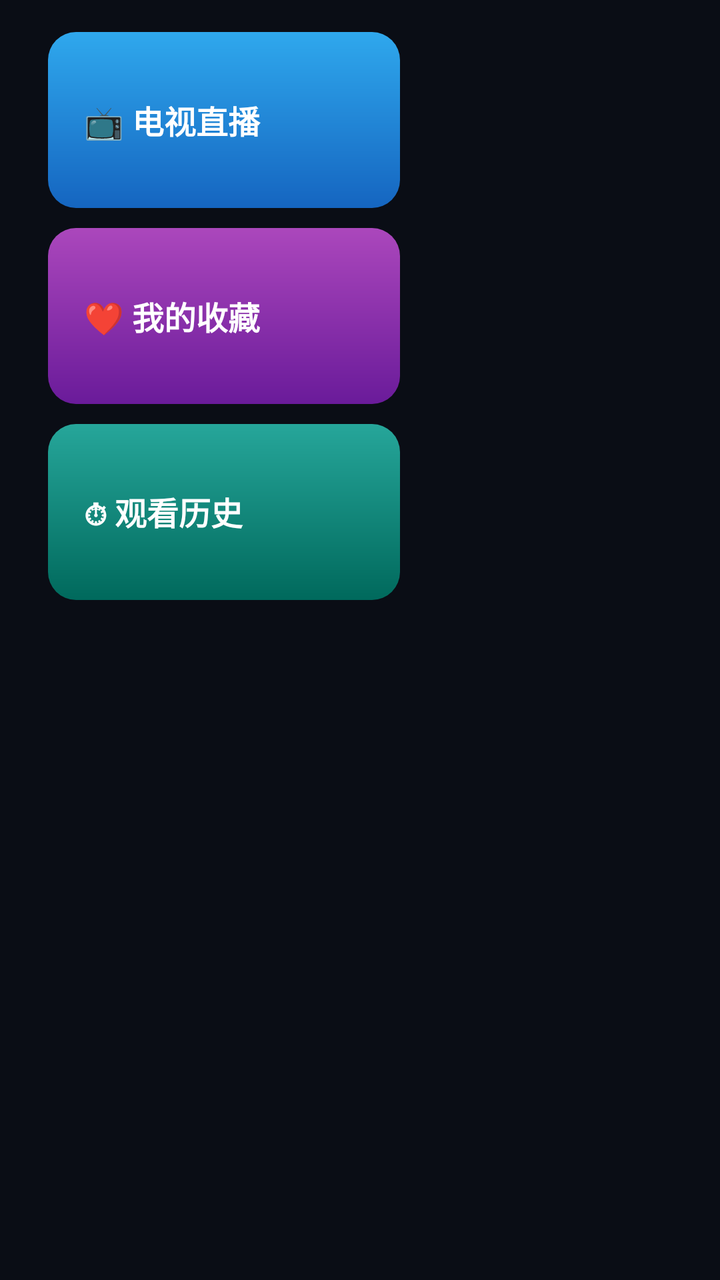
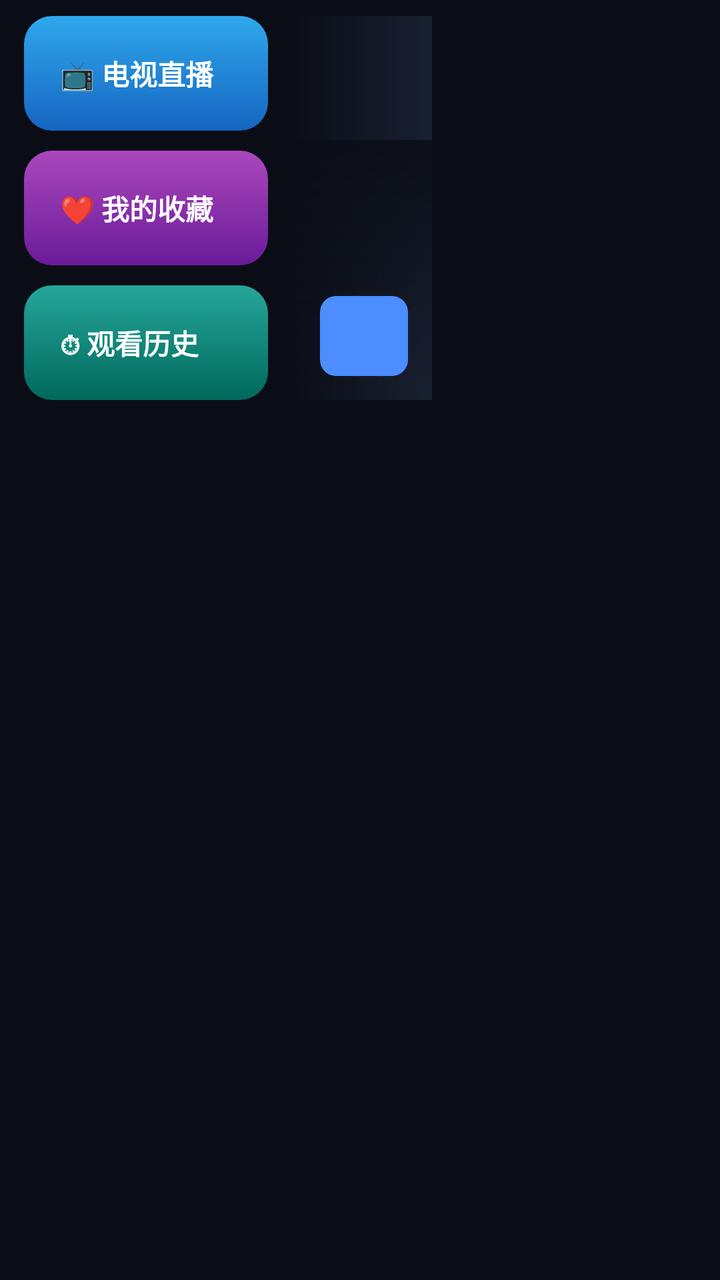

An Android layout rendered at two revisions. The XML below is the earlier revision; the diff shows what the commit changed to produce the second picture.
<!-- AndroidManifest.xml: application theme Theme.AIStreamTV -->
<!-- res/layout/fragment_home.xml -->
<?xml version="1.0" encoding="utf-8"?>
<LinearLayout xmlns:android="http://schemas.android.com/apk/res/android"
    android:layout_width="match_parent"
    android:layout_height="match_parent"
    android:background="@color/bg"
    android:orientation="vertical">

    <LinearLayout
        android:layout_width="match_parent"
        android:layout_height="300dp"
        android:orientation="horizontal"
        android:paddingStart="24dp"
        android:paddingTop="16dp"
        android:paddingEnd="24dp">

        
        <LinearLayout
            android:layout_width="176dp"
            android:layout_height="match_parent"
            android:orientation="vertical">

            <TextView
                android:id="@+id/cardLive"
                style="@style/AIStream.FocusItem"
                android:layout_width="match_parent"
                android:layout_height="0dp"
                android:layout_weight="1"
                android:layout_marginBottom="10dp"
                android:background="@drawable/bg_side_live"
                android:ellipsize="end"
                android:gravity="center_vertical"
                android:lineSpacingExtra="3dp"
                android:maxLines="2"
                android:paddingStart="18dp"
                android:paddingEnd="12dp"
                android:text="📺 电视直播"
                android:textColor="@android:color/white"
                android:textSize="16sp"
                android:textStyle="bold" />

            <TextView
                android:id="@+id/cardFav"
                style="@style/AIStream.FocusItem"
                android:layout_width="match_parent"
                android:layout_height="0dp"
                android:layout_weight="1"
                android:layout_marginBottom="10dp"
                android:background="@drawable/bg_side_fav"
                android:ellipsize="end"
                android:gravity="center_vertical"
                android:lineSpacingExtra="3dp"
                android:maxLines="2"
                android:paddingStart="18dp"
                android:paddingEnd="12dp"
                android:text="❤ 我的收藏"
                android:textColor="@android:color/white"
                android:textSize="16sp"
                android:textStyle="bold" />

            <TextView
                android:id="@+id/cardHis"
                style="@style/AIStream.FocusItem"
                android:layout_width="match_parent"
                android:layout_height="0dp"
                android:layout_weight="1"
                android:background="@drawable/bg_side_his"
                android:ellipsize="end"
                android:gravity="center_vertical"
                android:lineSpacingExtra="3dp"
                android:maxLines="2"
                android:paddingStart="18dp"
                android:paddingEnd="12dp"
                android:text="⏱ 观看历史"
                android:textColor="@android:color/white"
                android:textSize="16sp"
                android:textStyle="bold" />

        </LinearLayout>

        
        <FrameLayout
            android:id="@+id/hero"
            android:layout_width="0dp"
            android:layout_height="match_parent"
            android:layout_marginStart="14dp"
            android:layout_weight="1"
            android:background="@color/bg_card">

            <ImageView
                android:id="@+id/heroBg"
                android:layout_width="match_parent"
                android:layout_height="match_parent"
                android:contentDescription="@string/app_name"
                android:scaleType="centerCrop" />

            <View
                android:layout_width="match_parent"
                android:layout_height="match_parent"
                android:background="@drawable/bg_scrim_left" />

            <View
                android:layout_width="match_parent"
                android:layout_height="130dp"
                android:layout_gravity="bottom"
                android:background="@drawable/bg_scrim_bottom" />

            
            <androidx.media3.ui.PlayerView
                android:id="@+id/heroPv"
                android:layout_width="match_parent"
                android:layout_height="match_parent"
                android:visibility="gone" />

            <LinearLayout
                android:id="@+id/liveInfo"
                android:layout_width="wrap_content"
                android:layout_height="wrap_content"
                android:layout_gravity="bottom|start"
                android:orientation="vertical"
                android:paddingStart="24dp"
                android:paddingBottom="20dp"
                android:visibility="gone">

                <TextView
                    android:id="@+id/tvLiveName"
                    android:layout_width="wrap_content"
                    android:layout_height="wrap_content"
                    android:shadowColor="#CC000000"
                    android:shadowRadius="6"
                    android:textColor="@android:color/white"
                    android:textSize="22sp"
                    android:textStyle="bold" />

                <TextView
                    android:id="@+id/tvLiveEpg"
                    android:layout_width="wrap_content"
                    android:layout_height="wrap_content"
                    android:layout_marginTop="4dp"
                    android:ellipsize="end"
                    android:maxLines="1"
                    android:textColor="#FFD5D9E4"
                    android:textSize="14sp" />

                <TextView
                    android:id="@+id/tvLiveHint"
                    android:layout_width="wrap_content"
                    android:layout_height="wrap_content"
                    android:layout_marginTop="8dp"
                    android:text="按确认键全屏观看 · 移开焦点关闭预览"
                    android:textColor="@color/fg_dim"
                    android:textSize="13sp" />

            </LinearLayout>

            <LinearLayout
                android:id="@+id/heroText"
                android:layout_width="wrap_content"
                android:layout_height="wrap_content"
                android:layout_gravity="bottom|start"
                android:orientation="vertical"
                android:paddingStart="28dp"
                android:paddingEnd="28dp"
                android:paddingBottom="24dp">

                <TextView
                    android:id="@+id/heroTitle"
                    android:layout_width="wrap_content"
                    android:layout_height="wrap_content"
                    android:ellipsize="end"
                    android:maxLines="1"
                    android:shadowColor="#CC000000"
                    android:shadowRadius="6"
                    android:textColor="@android:color/white"
                    android:textSize="30sp"
                    android:textStyle="bold" />

                <TextView
                    android:id="@+id/heroMeta"
                    android:layout_width="wrap_content"
                    android:layout_height="wrap_content"
                    android:layout_marginTop="6dp"
                    android:ellipsize="end"
                    android:maxLines="1"
                    android:textColor="@color/fg_dim"
                    android:textSize="15sp" />

                <TextView
                    android:id="@+id/btnPlay"
                    style="@style/AIStream.FocusItem"
                    android:layout_width="wrap_content"
                    android:layout_height="48dp"
                    android:layout_marginTop="16dp"
                    android:background="@drawable/bg_btn"
                    android:gravity="center"
                    android:paddingStart="30dp"
                    android:paddingEnd="30dp"
                    android:text="@string/play_now"
                    android:textColor="@android:color/white"
                    android:textSize="17sp"
                    android:textStyle="bold" />

            </LinearLayout>

            <LinearLayout
                android:id="@+id/heroDots"
                android:layout_width="match_parent"
                android:layout_height="wrap_content"
                android:layout_gravity="bottom|end"
                android:layout_marginBottom="32dp"
                android:gravity="center_vertical|end"
                android:orientation="horizontal"
                android:paddingEnd="28dp" />

        </FrameLayout>

        
        <androidx.recyclerview.widget.RecyclerView
            android:id="@+id/rvSide"
            android:layout_width="160dp"
            android:layout_height="match_parent"
            android:layout_marginStart="14dp"
            android:clipToPadding="false"
            android:overScrollMode="never" />

    </LinearLayout>

    <androidx.recyclerview.widget.RecyclerView
        android:id="@+id/recycler"
        android:layout_width="match_parent"
        android:layout_height="0dp"
        android:layout_weight="1"
        android:clipToPadding="false"
        android:overScrollMode="never"
        android:paddingTop="10dp"
        android:paddingBottom="24dp" />

</LinearLayout>
<!-- resources referenced by this layout -->
<resources>
  <color name="bg">#FF0A0D15</color>
  <color name="bg_card">#FF182031</color>
  <color name="fg_dim">#FF94A1B8</color>
  <!-- drawable bg_btn (drawable) -->
  <?xml version="1.0" encoding="utf-8"?>
  <shape xmlns:android="http://schemas.android.com/apk/res/android" android:shape="rectangle">
      <solid android:color="@color/accent" />
      <corners android:radius="8dp" />
  </shape>
  <!-- drawable bg_scrim_bottom (drawable) -->
  <?xml version="1.0" encoding="utf-8"?>
  <shape xmlns:android="http://schemas.android.com/apk/res/android" android:shape="rectangle">
      <gradient
          android:angle="270"
          android:endColor="#00000000"
          android:startColor="#E60A0D15" />
  </shape>
  <!-- drawable bg_scrim_left (drawable) -->
  <?xml version="1.0" encoding="utf-8"?>
  <shape xmlns:android="http://schemas.android.com/apk/res/android" android:shape="rectangle">
      <gradient
          android:angle="0"
          android:endColor="#00000000"
          android:startColor="#F20A0D15" />
  </shape>
  <!-- drawable bg_side_fav (drawable) -->
  <?xml version="1.0" encoding="utf-8"?>
  <shape xmlns:android="http://schemas.android.com/apk/res/android" android:shape="rectangle">
      <gradient android:angle="270" android:endColor="#FF6A1B9A" android:startColor="#FFAB47BC" />
      <corners android:radius="14dp" />
  </shape>
  <!-- drawable bg_side_his (drawable) -->
  <?xml version="1.0" encoding="utf-8"?>
  <shape xmlns:android="http://schemas.android.com/apk/res/android" android:shape="rectangle">
      <gradient android:angle="270" android:endColor="#FF00695C" android:startColor="#FF26A69A" />
      <corners android:radius="14dp" />
  </shape>
  <!-- drawable bg_side_live (drawable) -->
  <?xml version="1.0" encoding="utf-8"?>
  <shape xmlns:android="http://schemas.android.com/apk/res/android" android:shape="rectangle">
      <gradient android:angle="270" android:endColor="#FF1565C0" android:startColor="#FF2FA8ED" />
      <corners android:radius="14dp" />
  </shape>
  <string name="app_name">AIStream TV</string>
  <string name="play_now">立即播放</string>
  <style name="AIStream.FocusItem" parent="">
          <item name="android:focusable">true</item>
          <item name="android:focusableInTouchMode">true</item>
          <item name="android:clickable">true</item>
      </style>
  <style name="Theme.AIStreamTV" parent="Theme.AppCompat.NoActionBar">
          <item name="android:windowBackground">@color/bg</item>
          <item name="android:colorBackground">@color/bg</item>
          <item name="android:textColorPrimary">@color/fg</item>
          <item name="android:textColorSecondary">@color/fg_dim</item>
          <item name="android:windowNoTitle">true</item>
          <item name="colorAccent">@color/accent</item>
          <item name="android:colorControlActivated">@color/accent</item>
      </style>
  <color name="accent">#FF4C8DFF</color>
  <color name="fg">#FFEDF1F8</color>
</resources>

<!-- the commit's change to res/layout/fragment_home.xml (unified diff, before → after) -->
@@ -7,15 +7,15 @@
 
     <LinearLayout
         android:layout_width="match_parent"
-        android:layout_height="300dp"
+        android:layout_height="@dimen/hero_height"
         android:orientation="horizontal"
-        android:paddingStart="24dp"
-        android:paddingTop="16dp"
-        android:paddingEnd="24dp">
+        android:paddingStart="@dimen/page_pad"
+        android:paddingTop="@dimen/page_pad_top"
+        android:paddingEnd="@dimen/page_pad">
 
         
         <LinearLayout
-            android:layout_width="176dp"
+            android:layout_width="@dimen/side_col"
             android:layout_height="match_parent"
             android:orientation="vertical">
 
@@ -35,7 +35,7 @@
                 android:paddingEnd="12dp"
                 android:text="📺 电视直播"
                 android:textColor="@android:color/white"
-                android:textSize="16sp"
+                android:textSize="@dimen/side_card_text"
                 android:textStyle="bold" />
 
             <TextView
@@ -54,7 +54,7 @@
                 android:paddingEnd="12dp"
                 android:text="❤ 我的收藏"
                 android:textColor="@android:color/white"
-                android:textSize="16sp"
+                android:textSize="@dimen/side_card_text"
                 android:textStyle="bold" />
 
             <TextView
@@ -72,7 +72,7 @@
                 android:paddingEnd="12dp"
                 android:text="⏱ 观看历史"
                 android:textColor="@android:color/white"
-                android:textSize="16sp"
+                android:textSize="@dimen/side_card_text"
                 android:textStyle="bold" />
 
         </LinearLayout>
@@ -117,7 +117,7 @@
                 android:layout_height="wrap_content"
                 android:layout_gravity="bottom|start"
                 android:orientation="vertical"
-                android:paddingStart="24dp"
+                android:paddingStart="@dimen/page_pad"
                 android:paddingBottom="20dp"
                 android:visibility="gone">
 
@@ -158,9 +158,9 @@
                 android:layout_height="wrap_content"
                 android:layout_gravity="bottom|start"
                 android:orientation="vertical"
-                android:paddingStart="28dp"
-                android:paddingEnd="28dp"
-                android:paddingBottom="24dp">
+                android:paddingStart="@dimen/page_pad"
+                android:paddingEnd="@dimen/page_pad"
+                android:paddingBottom="@dimen/page_pad">
 
                 <TextView
                     android:id="@+id/heroTitle"
@@ -171,7 +171,7 @@
                     android:shadowColor="#CC000000"
                     android:shadowRadius="6"
                     android:textColor="@android:color/white"
-                    android:textSize="30sp"
+                    android:textSize="@dimen/hero_title"
                     android:textStyle="bold" />
 
                 <TextView
@@ -182,13 +182,13 @@
                     android:ellipsize="end"
                     android:maxLines="1"
                     android:textColor="@color/fg_dim"
-                    android:textSize="15sp" />
+                    android:textSize="@dimen/hero_meta" />
 
                 <TextView
                     android:id="@+id/btnPlay"
                     style="@style/AIStream.FocusItem"
                     android:layout_width="wrap_content"
-                    android:layout_height="48dp"
+                    android:layout_height="@dimen/hero_btn_h"
                     android:layout_marginTop="16dp"
                     android:background="@drawable/bg_btn"
                     android:gravity="center"
@@ -196,7 +196,7 @@
                     android:paddingEnd="30dp"
                     android:text="@string/play_now"
                     android:textColor="@android:color/white"
-                    android:textSize="17sp"
+                    android:textSize="@dimen/hero_btn_text"
                     android:textStyle="bold" />
 
             </LinearLayout>
@@ -209,14 +209,14 @@
                 android:layout_marginBottom="32dp"
                 android:gravity="center_vertical|end"
                 android:orientation="horizontal"
-                android:paddingEnd="28dp" />
+                android:paddingEnd="@dimen/page_pad" />
 
         </FrameLayout>
 
         
         <androidx.recyclerview.widget.RecyclerView
             android:id="@+id/rvSide"
-            android:layout_width="160dp"
+            android:layout_width="@dimen/side_rv"
             android:layout_height="match_parent"
             android:layout_marginStart="14dp"
             android:clipToPadding="false"
@@ -232,6 +232,6 @@
         android:clipToPadding="false"
         android:overScrollMode="never"
         android:paddingTop="10dp"
-        android:paddingBottom="24dp" />
+        android:paddingBottom="@dimen/page_pad" />
 
 </LinearLayout>
<!-- resource entries referenced after the edit -->
@@ -3,6 +3,16 @@
   <color name="bg">#FF0A0D15</color>
   <color name="bg_card">#FF182031</color>
   <color name="fg_dim">#FF94A1B8</color>
+  <dimen name="hero_btn_h">40dp</dimen>
+  <dimen name="hero_btn_text">14sp</dimen>
+  <dimen name="hero_height">200dp</dimen>
+  <dimen name="hero_meta">13sp</dimen>
+  <dimen name="hero_title">22sp</dimen>
+  <dimen name="page_pad">12dp</dimen>
+  <dimen name="page_pad_top">8dp</dimen>
+  <dimen name="side_card_text">14sp</dimen>
+  <dimen name="side_col">122dp</dimen>
+  <dimen name="side_rv">118dp</dimen>
   <!-- drawable bg_btn (drawable) -->
   <?xml version="1.0" encoding="utf-8"?>
   <shape xmlns:android="http://schemas.android.com/apk/res/android" android:shape="rectangle">
